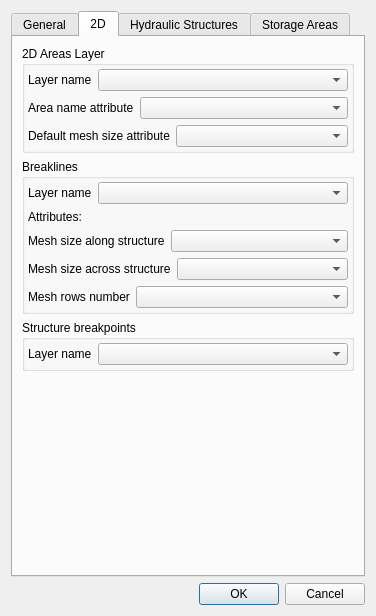
The window that rivergis/ui/ui_importDataIntoRasTables.ui (erpas/rgis) describes before a commit, drawn with Qt 5.
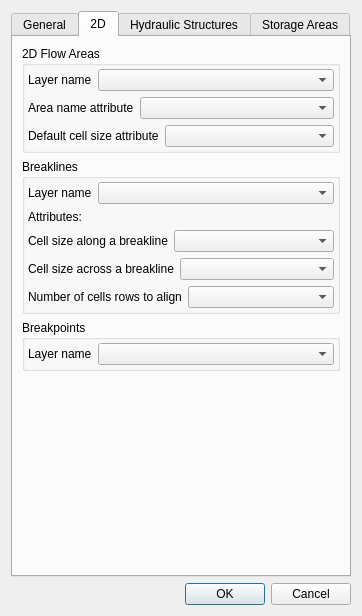
The same window after the commit. The open tabs and pages were chosen to show the change.

Commit message: import into PG tables rewritten

Patch:
```diff
--- a/rivergis/ui/ui_importDataIntoRasTables.ui
+++ b/rivergis/ui/ui_importDataIntoRasTables.ui
@@ -6,7 +6,7 @@
    <rect>
     <x>0</x>
     <y>0</y>
-    <width>376</width>
+    <width>362</width>
     <height>586</height>
    </rect>
   </property>
@@ -243,7 +243,7 @@
          <item>
           <widget class="QGroupBox" name="groupBox">
            <property name="title">
-            <string>2D Areas Layer</string>
+            <string>2D Flow Areas</string>
            </property>
            <layout class="QGridLayout" name="gridLayout_4" rowstretch="0">
             <property name="margin">
@@ -322,7 +322,7 @@
                 <item>
                  <widget class="QLabel" name="AreaNameAttributeLabel_2">
                   <property name="text">
-                   <string>Default mesh size attribute</string>
+                   <string>Default cell size attribute</string>
                   </property>
                   <property name="buddy">
                    <cstring>cbo2dAreasMeshSizeAttr</cstring>
@@ -393,7 +393,7 @@
                 <item>
                  <widget class="QLabel" name="AreaNameAttributeLabel_4">
                   <property name="text">
-                   <string>Mesh size along structure</string>
+                   <string>Cell size along a breakline</string>
                   </property>
                   <property name="buddy">
                    <cstring>cboStructureMeshSizeAlongAttr</cstring>
@@ -420,7 +420,7 @@
                 <item>
                  <widget class="QLabel" name="label_16">
                   <property name="text">
-                   <string>Mesh size across structure</string>
+                   <string>Cell size across a breakline</string>
                   </property>
                  </widget>
                 </item>
@@ -441,7 +441,7 @@
                 <item>
                  <widget class="QLabel" name="label_17">
                   <property name="text">
-                   <string>Mesh rows number</string>
+                   <string>Number of cells rows to align</string>
                   </property>
                  </widget>
                 </item>
@@ -465,7 +465,7 @@
          <item>
           <widget class="QGroupBox" name="groupBox_3">
            <property name="title">
-            <string>Structure breakpoints</string>
+            <string>Breakpoints</string>
            </property>
            <layout class="QGridLayout" name="gridLayout_6">
             <property name="margin">
```
Left out of the diff: 14 changed lines with no effect on the pictures. The commit also changes 3 other files.
